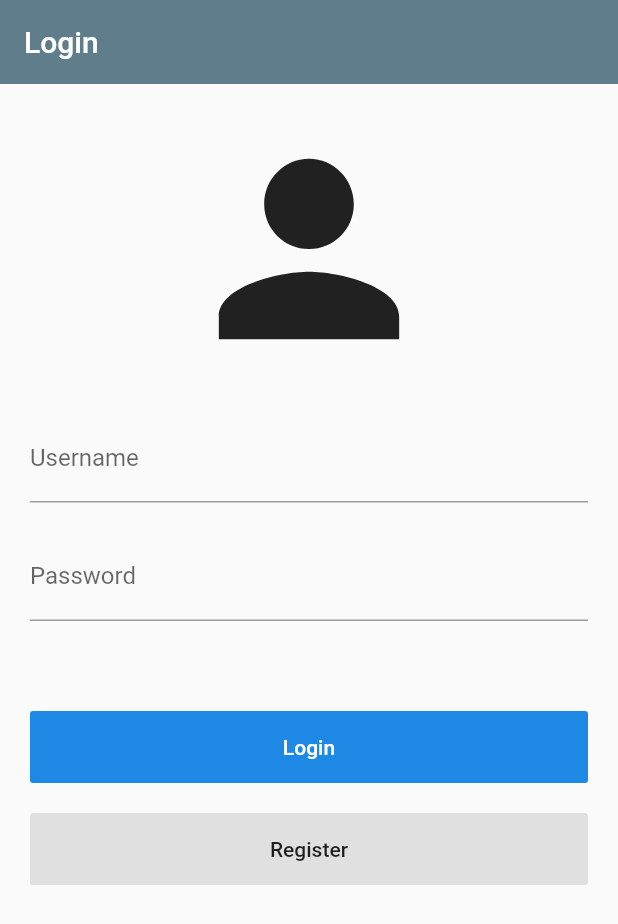
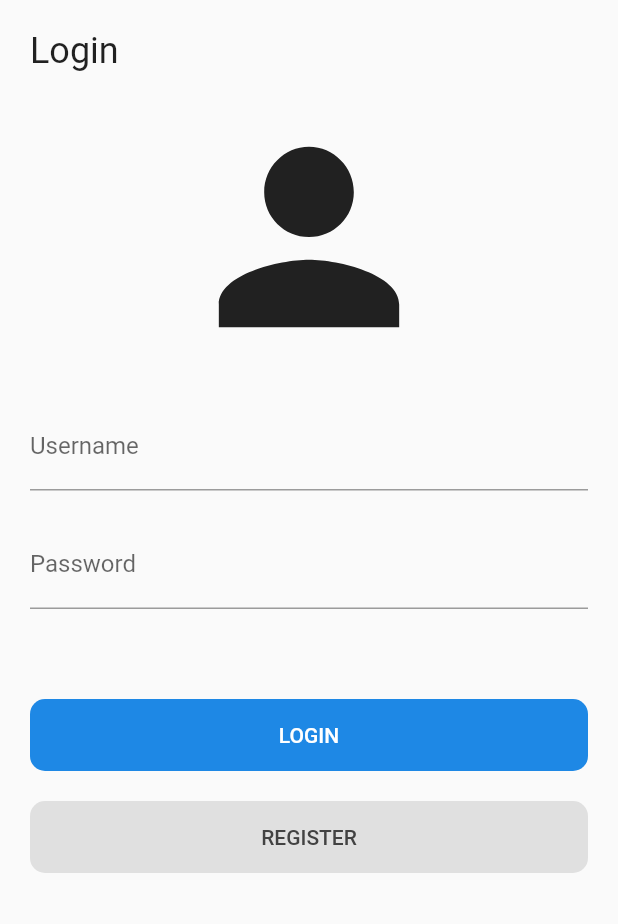
Before and after one commit to HarySuryanto/kabarin, a Flutter app: the screen it shows after launch, on a phone screen of 412 x 824 dp. Shown: the top 924 px of the screen. Run offline on Flutter 3.47's test engine with Material 2 defaults, Android fonts, the phone set to English and light mode, and no system bars; our stand-ins replace curved_navigation_bar, toast.

Commit message:
updated ui elements in login.dart and register.dart to match mockup

```diff
--- a/lib/screens/login.dart
+++ b/lib/screens/login.dart
@@ -16,23 +16,30 @@ class _LoginState extends State<Login> {
   @override
   Widget build(BuildContext context) {
     return Scaffold(
-      appBar: AppBar(
-        title: Text("Login"),
-        elevation: 0,
-      ),
-      body: SingleChildScrollView(
+      body: SafeArea(
+        child: SingleChildScrollView(
           child: Container(
             padding: EdgeInsets.all(20),
             child: Form(
               key: _formKey,
               child: Column(
+                crossAxisAlignment: CrossAxisAlignment.start,
                 children: <Widget>[
+                  Text(
+                    'Login',
+                    style: TextStyle(fontSize: 24),
+                  ),
+
+                  SizedBox(height: 20),
+
                   // Icon person
-                Hero(
+                  Center(
+                    child: Hero(
                       tag: 'personIcon',
                       child: Icon(
                         Icons.person,
                         size: 180,
+                      ),
                     ),
                   ),
 
@@ -73,11 +80,12 @@ class _LoginState extends State<Login> {
                     child: FlatButton(
                       padding: EdgeInsets.all(16),
                       color: Colors.blue[600],
+                      shape: RoundedRectangleBorder(
+                        borderRadius: BorderRadius.circular(10),
+                      ),
                       child: Text(
-                      'Login',
-                      style: TextStyle(
-                        color: Colors.white
-                      ),
+                        'LOGIN',
+                        style: TextStyle(color: Colors.white),
                       ),
                       onPressed: () {
                         Toast.show('Username: $username\nPassword: $password', context, duration: Toast.LENGTH_LONG);
@@ -94,8 +102,12 @@ class _LoginState extends State<Login> {
                     child: FlatButton(
                       padding: EdgeInsets.all(16),
                       color: Colors.grey[300],
+                      shape: RoundedRectangleBorder(
+                        borderRadius: BorderRadius.circular(10),
+                      ),
                       child: Text(
-                      'Register'
+                        'REGISTER',
+                        style: TextStyle(color: Colors.grey[800],),
                       ),
                       onPressed: () {
                         Navigator.pushNamed(context, '/register');
@@ -108,6 +120,7 @@ class _LoginState extends State<Login> {
             ),
           ),
         ),
+      ),
     );
   }
 }
```
Also changed, not shown: lib/screens/register.dart (+23 -8 lines). Lines whose indentation alone changed are shown as unchanged.
